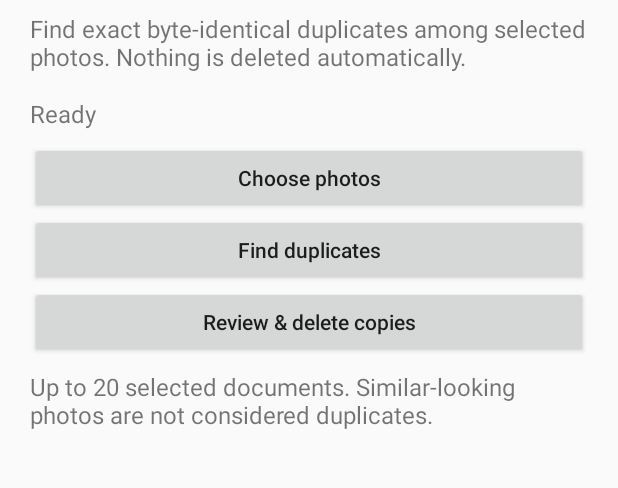
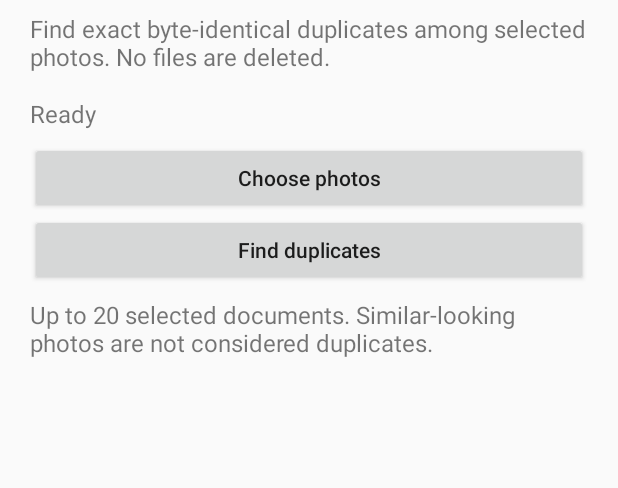
Before and after one commit to sdchoi1981/ai-app-factory, an Android app: the screen it shows after launch (MainActivity), on a phone screen of 412 x 824 dp, the part 88-576 px from its top. Run offline under Robolectric (Android 15) with nearby library versions, the phone set to English and light mode, and no system bars.

Commit message:
Review Kit implementations and restrict duplicate cleanup to read-only

```diff
--- a/apps/cleankit/app/src/main/java/factory/kit/MainActivity.java
+++ b/apps/cleankit/app/src/main/java/factory/kit/MainActivity.java
@@ -24,7 +24,6 @@ public final class MainActivity extends Activity {
     private Spinner options(String name,String... items){label(name);Spinner s=new Spinner(this);s.setContentDescription(name);ArrayAdapter<String> a=new ArrayAdapter<>(this,android.R.layout.simple_spinner_dropdown_item,items);s.setAdapter(a);root.addView(s);return s;}
     private void pick(String mime,boolean multiple){if(busy)return;Intent i=new Intent(Intent.ACTION_OPEN_DOCUMENT);i.setType(mime);i.addCategory(Intent.CATEGORY_OPENABLE);i.putExtra(Intent.EXTRA_ALLOW_MULTIPLE,multiple);try{startActivityForResult(i,PICK);}catch(ActivityNotFoundException e){status.setText(t("No file picker","파일 선택기 없음","ファイル選択不可"));}}
     private void selectedChanged(){status.setText(t("Selected: ","선택: ","選択: ")+selected.size());}
-    protected void onPicked(){}
     @Override protected void onActivityResult(int req,int result,Intent data){super.onActivityResult(req,result,data);
         if(req==PICK&&result==RESULT_OK&&data!=null){selected.clear();if(data.getClipData()!=null){ClipData clip=data.getClipData();for(int n=0;n<Math.min(clip.getItemCount(),20);n++){Uri u=clip.getItemAt(n).getUri();if(u!=null&&!selected.contains(u))selected.add(u);}}else if(data.getData()!=null)selected.add(data.getData());selectedChanged();onPicked();}
         if(req==SAVE){if(result==RESULT_OK&&data!=null&&data.getData()!=null&&output!=null){final Uri dest=data.getData();final File source=output;busy=true;worker.execute(()->{try(InputStream in=new FileInputStream(source);OutputStream out=getContentResolver().openOutputStream(dest,"wt")){if(out==null)throw new IOException("output");copy(in,out);post(t("Saved successfully","저장 완료","保存完了"));}catch(Exception e){post(t("Save failed","저장 실패","保存失敗"));}finally{source.delete();runOnUiThread(()->{output=null;busy=false;});}});}else{if(output!=null)output.delete();output=null;busy=false;}}
@@ -45,14 +44,12 @@ public final class MainActivity extends Activity {
 
     private final ArrayList<Duplicate> duplicates=new ArrayList<>();
     private static class Duplicate{Uri keep,remove;String hash;Duplicate(Uri k,Uri r,String h){keep=k;remove=r;hash=h;}}
-    @Override public void onCreate(Bundle state){super.onCreate(state);setup(t("Find exact byte-identical duplicates among selected photos. Nothing is deleted automatically.","선택한 사진에서 파일 내용이 완전히 같은 중복을 찾습니다. 자동 삭제하지 않습니다.","選択した写真から完全一致の重複を検出。自動削除はしません。"));button(t("Choose photos","사진 선택","写真を選択"),()->pick("image/*",true));
+    @Override public void onCreate(Bundle state){super.onCreate(state);setup(t("Find exact byte-identical duplicates among selected photos. No files are deleted.","선택한 사진에서 파일 내용이 완전히 같은 중복을 찾습니다. 파일을 삭제하지 않습니다.","選択した写真から完全一致の重複を検出。ファイルは削除しません。"));button(t("Choose photos","사진 선택","写真を選択"),()->pick("image/*",true));
       button(t("Find duplicates","중복 찾기","重複を検索"),()->{try{ArrayList<Uri> list=inputs();if(busy)return;busy=true;duplicates.clear();status.setText(t("Checking…","검사 중…","確認中…"));worker.execute(()->{ArrayList<Duplicate> found=new ArrayList<>();int errors=0;HashMap<String,Uri> seen=new HashMap<>();for(Uri u:list){try{String hash=digest(u);Uri first=seen.putIfAbsent(hash,u);if(first!=null)found.add(new Duplicate(first,u,hash));}catch(Exception e){errors++;}}final int skipped=errors;runOnUiThread(()->{if(closed)return;busy=false;duplicates.addAll(found);StringBuilder message=new StringBuilder(t("Exact duplicate copies: ","완전 중복 사본: ","完全一致のコピー: ")).append(found.size()).append(t(" / unreadable: "," / 읽기 실패: "," / 読取不可: ")).append(skipped);for(Duplicate d:found)message.append("\n").append(name(d.remove)).append(" → ").append(name(d.keep));status.setText(message);});});}catch(Exception e){fail(e);}});
-      button(t("Review & delete copies","검토 후 사본 삭제","確認してコピーを削除"),()->{if(busy||duplicates.isEmpty())return;ArrayList<Duplicate> list=new ArrayList<>(duplicates);new AlertDialog.Builder(this).setTitle(t("Delete duplicate copies?","중복 사본을 삭제할까요?","重複コピーを削除しますか？")).setMessage(t("One identical original per group is retained. Deletion may be permanent and depends on the document provider. Copies to delete: ","그룹별 동일 원본 한 장을 유지합니다. 삭제는 영구적일 수 있으며 파일 제공자에 따라 지원됩니다. 삭제 대상: ","各グループの原本を1つ保持します。削除は永続的な場合があります。対象: ")+list.size()).setNegativeButton(android.R.string.cancel,null).setPositiveButton(t("Delete","삭제","削除"),(d,w)->deleteCopies(list)).show();});
       label(t("Up to 20 selected documents. Similar-looking photos are not considered duplicates.","최대 20장. 겉모습만 비슷한 사진은 중복으로 처리하지 않습니다.","最大20枚。見た目が似ているだけの写真は対象外です。"));
     }
-    @Override protected void onPicked(){duplicates.clear();}
+    protected void onPicked(){duplicates.clear();}
     private String name(Uri u){try(android.database.Cursor c=getContentResolver().query(u,new String[]{android.provider.OpenableColumns.DISPLAY_NAME},null,null,null)){if(c!=null&&c.moveToFirst())return c.getString(0);}catch(Exception ignored){}return t("Photo","사진","写真");}
     private String digest(Uri u)throws Exception{MessageDigest md=MessageDigest.getInstance("SHA-256");try(InputStream in=getContentResolver().openInputStream(u)){if(in==null)throw new IOException("input");byte[] b=new byte[32768];for(int n;(n=in.read(b))!=-1;){md.update(b,0,n);if(Thread.currentThread().isInterrupted())throw new InterruptedIOException();}}return android.util.Base64.encodeToString(md.digest(),android.util.Base64.NO_WRAP);}
-    private void deleteCopies(ArrayList<Duplicate> list){busy=true;worker.execute(()->{int count=0;ArrayList<Uri> deleted=new ArrayList<>();for(Duplicate d:list){try{if(!d.keep.equals(d.remove)&&d.hash.equals(digest(d.keep))&&d.hash.equals(digest(d.remove))&&DocumentsContract.isDocumentUri(this,d.remove)&&DocumentsContract.deleteDocument(getContentResolver(),d.remove)){count++;deleted.add(d.remove);}}catch(Exception ignored){}}final int done=count;runOnUiThread(()->{if(closed)return;selected.removeAll(deleted);duplicates.clear();busy=false;status.setText(t("Deleted: ","삭제 완료: ","削除: ")+done+t(" / not deleted: "," / 삭제 안 됨: "," / 未削除: ")+(list.size()-done));});});}
 
 }
--- a/apps/scankit/app/src/main/res/xml/capture_paths.xml
+++ b/apps/scankit/app/src/main/res/xml/capture_paths.xml
@@ -1 +1 @@
-<paths xmlns:android="http://schemas.android.com/apk/res/android"><cache-path name="capture" path="."/></paths>
+<paths xmlns:android="http://schemas.android.com/apk/res/android"><cache-path name="capture" path="scan-capture/"/></paths>
```
Also changed, not shown: apps/blurkit/app/src/main/java/factory/kit/MainActivity.java (+1 -2 lines), apps/pdfkit/app/src/main/java/factory/kit/MainActivity.java (+1 -1 lines), apps/scankit/app/src/main/java/factory/kit/MainActivity.java (+3 -4 lines), 2 other files.
